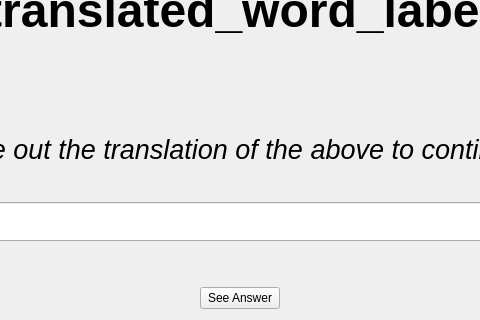
Before: the Qt Designer form src/gui/quiz_typing_test.ui in tombranfield/spaced_repeating_vocabulary, drawn with Qt 5; both pictures show x 87 to 567 and y 88 to 408 of the 653 by 408 pixel window.
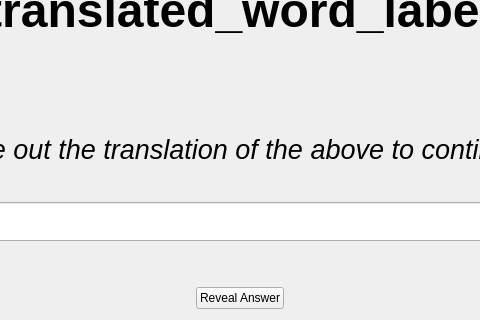
After: the same form once the commit is applied.

```diff
--- a/src/gui/quiz_typing_test.ui
+++ b/src/gui/quiz_typing_test.ui
@@ -127,7 +127,7 @@
      <item>
       <widget class="QPushButton" name="see_answer_button">
        <property name="text">
-        <string>See Answer</string>
+        <string>Reveal Answer</string>
        </property>
       </widget>
      </item>
```
Left out of the diff: 2 changed lines with no effect on the pictures.
